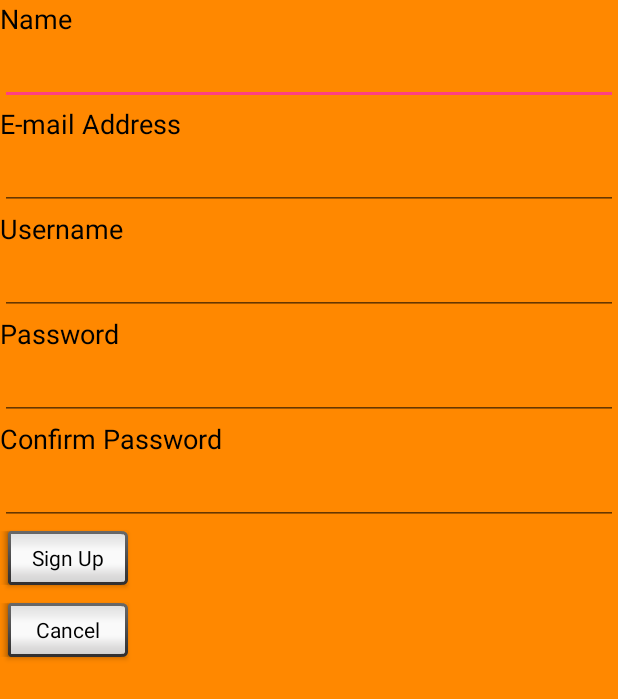
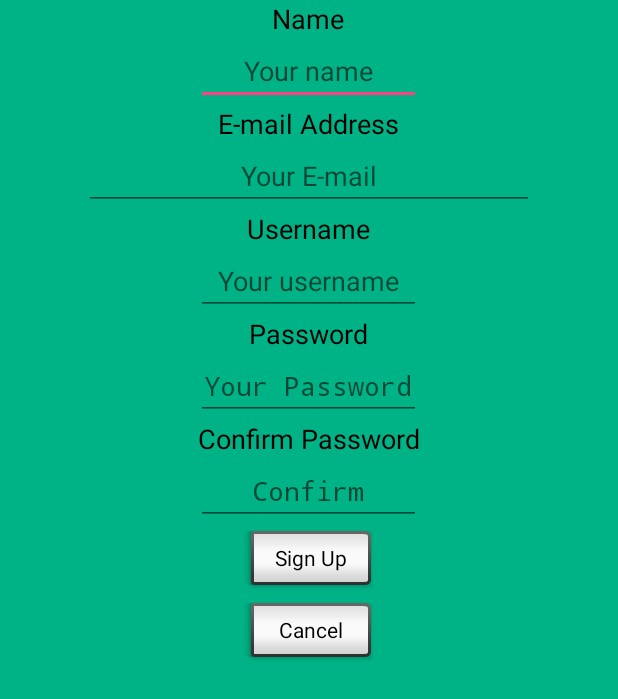
Before and after one commit to Mental1993/RPGo, an Android app: the SignUp screen opened directly, with no data from a screen before it, on a phone screen of 412 x 824 dp. Shown: the top 699 px of the screen. Run offline under Robolectric (Android 15) with nearby library versions, the phone set to English and light mode, and no system bars.

Commit message:
stylesignup
Changes: Icon app, style texts,buttons,background,Placeholders, And hide
password

```diff
--- a/RPGo/app/src/main/res/layout/signup.xml
+++ b/RPGo/app/src/main/res/layout/signup.xml
@@ -4,80 +4,110 @@
     android:layout_width="match_parent"
     android:layout_height="match_parent"
     android:orientation="vertical"
-    android:background="@android:color/holo_orange_dark">
+    android:background="#00b386">
 
     <TextView
         android:text="Name"
-        android:layout_width="match_parent"
+        android:id="@+id/textView"
         android:layout_height="wrap_content"
-        android:id="@+id/textView"
+        android:layout_gravity="center"
+        android:gravity="center"
         android:textColor="@android:color/black"
-        android:textSize="18sp" />
+        android:textSize="18sp"
+        android:layout_width="150dp"
+        android:accessibilityLiveRegion="none" />
 
     <EditText
-        android:layout_width="match_parent"
         android:layout_height="wrap_content"
         android:inputType="textPersonName"
+        android:layout_gravity="center"
+        android:gravity="center"
+        android:hint="Your name"
         android:ems="10"
-        android:id="@+id/TFname" />
+        android:id="@+id/TFname"
+        android:layout_width="150dp"
+        android:selectAllOnFocus="false"
+        android:singleLine="false" />
 
     <TextView
         android:text="E-mail Address"
-        android:layout_width="match_parent"
         android:layout_height="wrap_content"
+        android:layout_gravity="center"
+        android:gravity="center"
         android:id="@+id/textView2"
         android:textColor="@android:color/black"
-        android:textSize="18sp" />
+        android:textSize="18sp"
+        android:layout_width="150dp" />
 
     <EditText
-        android:layout_width="match_parent"
+        android:layout_width="300dp"
         android:layout_height="wrap_content"
+        android:layout_gravity="center"
+        android:hint="Your E-mail"
+        android:gravity="center"
         android:inputType="textPersonName"
         android:ems="10"
         android:id="@+id/TFemail" />
 
     <TextView
         android:text="Username"
-        android:layout_width="match_parent"
+        android:layout_width="150dp"
         android:layout_height="wrap_content"
+        android:layout_gravity="center"
+        android:gravity="center"
         android:id="@+id/textView3"
         android:textColor="@android:color/black"
         android:textSize="18sp" />
 
     <EditText
-        android:layout_width="match_parent"
+        android:layout_width="150dp"
         android:layout_height="wrap_content"
+        android:layout_gravity="center"
+        android:hint="Your username"
+        android:gravity="center"
         android:inputType="textPersonName"
         android:ems="10"
         android:id="@+id/TFuname" />
 
     <TextView
         android:text="Password"
-        android:layout_width="match_parent"
+        android:layout_width="150dp"
         android:layout_height="wrap_content"
+        android:layout_gravity="center"
+        android:gravity="center"
         android:id="@+id/textView4"
         android:textColor="@android:color/black"
         android:textSize="18sp" />
 
     <EditText
-        android:layout_width="match_parent"
+        android:layout_width="150dp"
         android:layout_height="wrap_content"
         android:inputType="textPassword"
+        android:layout_gravity="center"
+        android:hint="Your Password"
+        android:gravity="center"
         android:ems="10"
+        android:password="true"
         android:id="@+id/TFpass1" />
 
     <TextView
         android:text="Confirm Password"
-        android:layout_width="match_parent"
+        android:layout_width="150dp"
         android:layout_height="wrap_content"
+        android:layout_gravity="center"
+        android:gravity="center"
         android:id="@+id/textView5"
         android:textColor="@android:color/black"
         android:textSize="18sp" />
 
     <EditText
-        android:layout_width="match_parent"
+        android:layout_width="150dp"
         android:layout_height="wrap_content"
+        android:layout_gravity="center"
+        android:gravity="center"
         android:inputType="textPassword"
+        android:hint="Confirm"
+        android:password="true"
         android:ems="10"
         android:id="@+id/TFpass2" />
 
@@ -85,6 +115,8 @@
         android:text="Sign Up"
         android:layout_width="wrap_content"
         android:layout_height="wrap_content"
+        android:layout_gravity="center"
+        android:gravity="center"
         android:id="@+id/btnSignUp"
         android:textAlignment="center"
         style="@android:style/Widget.Button.Inset"
@@ -96,6 +128,8 @@
         android:text="Cancel"
         android:layout_width="wrap_content"
         android:layout_height="wrap_content"
+        android:layout_gravity="center"
+        android:gravity="center"
         android:id="@+id/btnCancel"
         android:textAlignment="center"
         style="@android:style/Widget.Button.Inset"
```
Also changed, not shown: RPGo/app/src/main/res/mipmap-hdpi/ic_launcher.png, RPGo/app/src/main/res/mipmap-mdpi/ic_launcher.png, RPGo/app/src/main/res/mipmap-xhdpi/ic_launcher.png, RPGo/app/src/main/res/mipmap-xxhdpi/ic_launcher.png, RPGo/app/src/main/res/mipmap-xxxhdpi/ic_launcher.png.
